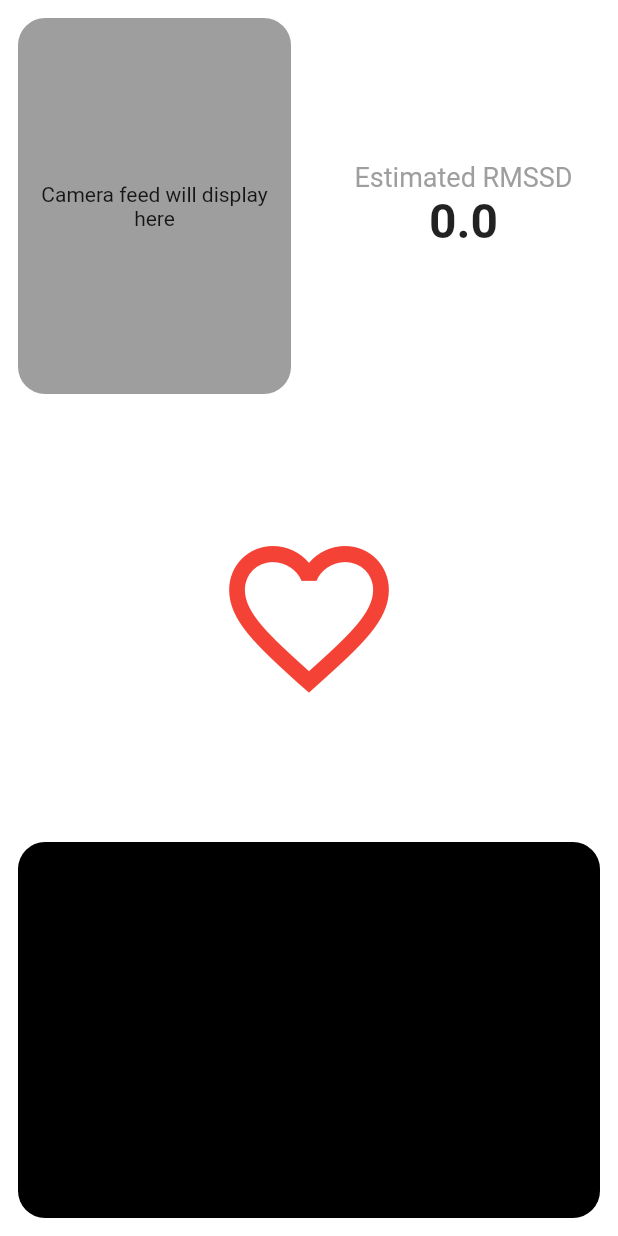
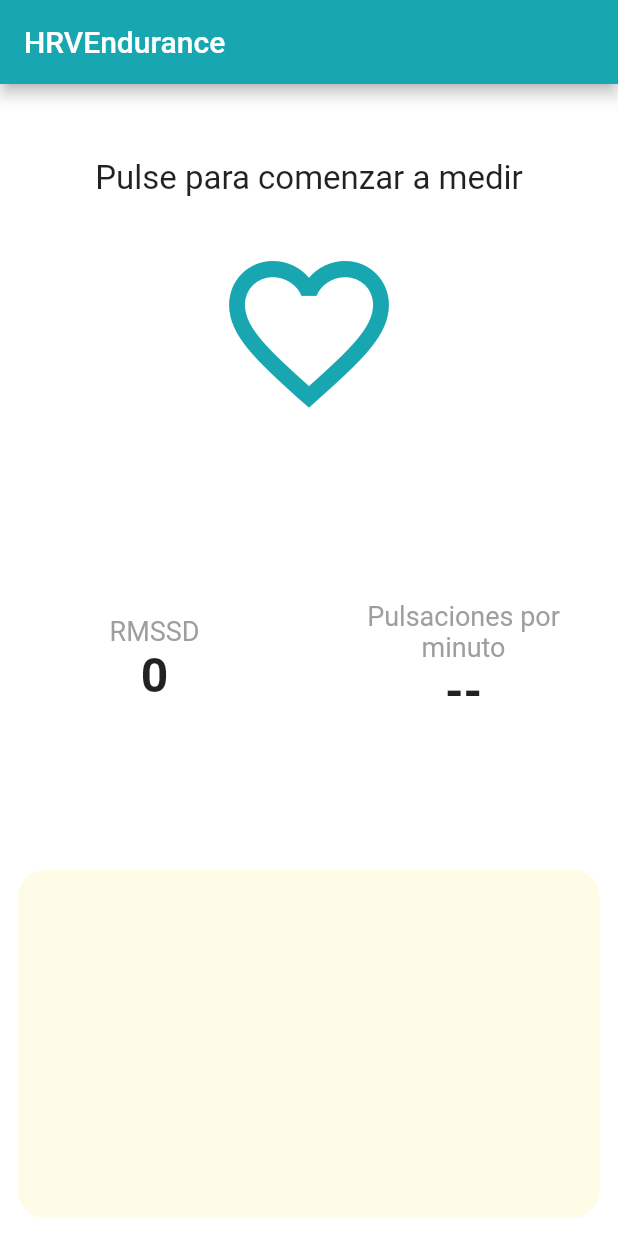
Before and after one commit to senenpalanca/hrvendurance, a Flutter app: the screen it shows after launch, on a phone screen of 412 x 824 dp. Run offline on Flutter 3.47's test engine with Material 2 defaults, Android fonts, the phone set to English and light mode, and no system bars; our stand-ins replace camera, charts_flutter, wakelock.

Commit message:
changed design and added logo app

```diff
--- /dev/null
+++ b/lib/Palette.dart
@@ -0,0 +1,3 @@
+import 'package:flutter/material.dart';
+const hrvEnduranceColor1 = Color.fromRGBO(254, 252, 230, 1.0);
+const hrvEnduranceColor2 = Color.fromRGBO(24, 167, 176, 1.0);
--- a/lib/chart.dart
+++ b/lib/chart.dart
@@ -8,15 +8,24 @@ class Chart extends StatelessWidget {
 
   @override
   Widget build(BuildContext context) {
-    return new charts.TimeSeriesChart([
+
+    Color corporateColor = new Color.fromRGBO(254, 252, 230, 1);
+    return new charts.TimeSeriesChart(
+
+        [
       charts.Series<SensorValue, DateTime>(
         id: 'Values',
-        colorFn: (_, __) => charts.MaterialPalette.green.shadeDefault,
+        colorFn: (_, __) => charts.Color.fromHex(code: "#18A7AD"),
+        areaColorFn:  (_, __) => charts.Color.fromHex(code: "#FEFCE6"),
+        fillColorFn: (_, __) => charts.Color.fromHex(code: "#FEFCE6"),
+        patternColorFn: (_, __) => charts.Color.fromHex(code: "#FEFCE6"),
+
         domainFn: (SensorValue values, _) => values.time,
         measureFn: (SensorValue values, _) => values.value,
         data: _data,
       )
     ],
+
         animate: false,
         primaryMeasureAxis: charts.NumericAxisSpec(
           tickProviderSpec:
--- a/lib/homePage.dart
+++ b/lib/homePage.dart
@@ -1,6 +1,7 @@
 import 'dart:async';
 import 'dart:math';
 
+import 'package:PPG/Palette.dart';
 import 'package:camera/camera.dart';
 import 'package:flutter/material.dart';
 import 'package:wakelock/wakelock.dart';
@@ -22,8 +23,8 @@ class HomePageView extends State<HomePage> with SingleTickerProviderStateMixin {
   double _iconScale = 1;
   int _bpm = 0; // beats per minute
   double _rmssd = 0;
-  int _fs = 60; // sampling frequency (fps)
-  int _windowLen = 60 * 20; // window length to display - 20 seconds
+  int _fs = 30; // sampling frequency (fps)
+  int _windowLen = 30 * 20; // window length to display - 20 seconds
   CameraImage _image; // store the last camera image
   double _avg; // store the average value during calculation
   DateTime _now; // store the now Datetime
@@ -55,16 +56,31 @@ class HomePageView extends State<HomePage> with SingleTickerProviderStateMixin {
 
   @override
   Widget build(BuildContext context) {
+    String rmssdVal = "";
+    try{
+      rmssdVal = _rmssd.round().toString();
+    }catch(Exception){
+      print("ERROR: rmssd=${_rmssd}");
+      rmssdVal = "--";
+    }
     return Scaffold(
+      appBar: AppBar(
+        title: Text("HRVEndurance"),
+        backgroundColor: hrvEnduranceColor2,
+      ),
       backgroundColor: Colors.white,
       body: SafeArea(
         child: Column(
           children: <Widget>[
+
             Expanded(
                 flex: 1,
-                child: Row(
+                child: Column(
                   mainAxisAlignment: MainAxisAlignment.spaceBetween,
                   children: <Widget>[
+                    SizedBox(height: 50,),
+                    Center(child: Text(!_toggled ? "Pulse para comenzar a medir" : "Midiendo...",style: TextStyle(fontSize: 22),),),
+                    /*
                     Expanded(
                       flex: 1,
                       child: Padding(
@@ -106,47 +122,79 @@ class HomePageView extends State<HomePage> with SingleTickerProviderStateMixin {
                           ),
                         ),
                       ),
-                    ),
+                    ),*/
+
                     Expanded(
                       flex: 1,
                       child: Center(
-                          child: Column(
+                          child: Transform.scale(
+                            scale: _iconScale,
+                            child: IconButton(
+
+                              icon:
+                              Icon(_toggled ? Icons.favorite : Icons.favorite_border),
+                              color: hrvEnduranceColor2,
+                              iconSize: 128,
+                              onPressed: () {
+                                if (_toggled) {
+                                  _untoggle();
+                                } else {
+                                  _toggle();
+                                }
+                              },
+                            ),
+                          )),
+                    ),
+                  ],
+                )),
+
+
+            Expanded(
+              child: Row(
+                children: [
+                  Expanded(
+                    flex: 1,
+                    child: Center(
+                      child: Column(
                         mainAxisSize: MainAxisSize.min,
                         crossAxisAlignment: CrossAxisAlignment.center,
                         children: <Widget>[
                           Text(
-                            "Estimated RMSSD",
+                            "RMSSD",
                             style: TextStyle(fontSize: 18, color: Colors.grey),
                           ),
                           Text(
-                            _rmssd.toString(),//(_bpm > 30 && _bpm < 150 ? _bpm.toString() : "--"),
+                            rmssdVal,//(_bpm > 30 && _bpm < 150 ? _bpm.toString() : "--"),
                             style: TextStyle(
                                 fontSize: 32, fontWeight: FontWeight.bold),
                           ),
                         ],
-                      )),
+                      ),
                     ),
-                  ],
-                )),
-            Expanded(
-              flex: 1,
-              child: Center(
-                child: Transform.scale(
-                  scale: _iconScale,
-                  child: IconButton(
-                    icon:
-                        Icon(_toggled ? Icons.favorite : Icons.favorite_border),
-                    color: Colors.red,
-                    iconSize: 128,
-                    onPressed: () {
-                      if (_toggled) {
-                        _untoggle();
-                      } else {
-                        _toggle();
-                      }
-                    },
                   ),
-                ),
+
+                  Expanded(
+                    flex: 1,
+                    child: Center(
+                      child: Column(
+                        mainAxisSize: MainAxisSize.min,
+                        crossAxisAlignment: CrossAxisAlignment.center,
+                        children: <Widget>[
+                          Text(
+                            "Pulsaciones por \nminuto",
+                            textAlign: TextAlign.center,
+                            style: TextStyle(fontSize: 18, color: Colors.grey),
+                          ),
+                          Text(
+                            (_bpm > 30 && _bpm < 150 ? _bpm.toString() : "--"),
+                            style: TextStyle(
+                                fontSize: 32, fontWeight: FontWeight.bold),
+                          ),
+                        ],
+                      ),
+                    ),
+                  ),
+                ],
               ),
             ),
             Expanded(
@@ -157,7 +205,7 @@ class HomePageView extends State<HomePage> with SingleTickerProviderStateMixin {
                     borderRadius: BorderRadius.all(
                       Radius.circular(18),
                     ),
-                    color: Colors.black),
+                    color: Color.fromRGBO(254, 252, 230, 1)),
                 child: Chart(_data),
               ),
             ),
@@ -189,7 +237,7 @@ class HomePageView extends State<HomePage> with SingleTickerProviderStateMixin {
 
       // after is toggled
       _initTimer();
-      _updateBPM();
+      _update();
     });
   }
 
@@ -247,13 +295,8 @@ class HomePageView extends State<HomePage> with SingleTickerProviderStateMixin {
     });
   }
 
-  void _updateBPM() async {
-    // Bear in mind that the method used to calculate the BPM is very rudimentar
-    // feel free to improve it :)
+  void _update() async {
 
-    // Since this function doesn't need to be so "exact" regarding the time it executes,
-    // I only used the a Future.delay to repeat it from time to time.
-    // Ofc you can also use a Timer object to time the callback of this function
     List<SensorValue> _values;
     double _avg;
     int _n;
@@ -265,7 +308,7 @@ class HomePageView extends State<HomePage> with SingleTickerProviderStateMixin {
     int _previous;
     List<int> diffValues = [];
     while (_toggled) {
-      _values = List.from(_data); // create a copy of the current data array
+      _values = List.from(_data);
       _avg = 0;
       _n = _values.length;
 
@@ -291,13 +334,13 @@ class HomePageView extends State<HomePage> with SingleTickerProviderStateMixin {
 
             /*
             CALCULAR BPM
-
+ */
             _counter++;
             _bpm += 60 *
                 1000 /
                 (_values[i].time.millisecondsSinceEpoch - _previous);
 
-             */
+
 
           }
           _previous = _values[i].time.millisecondsSinceEpoch;
--- a/lib/main.dart
+++ b/lib/main.dart
@@ -8,6 +8,7 @@ class MyApp extends StatelessWidget {
   @override
   Widget build(BuildContext context) {
     return MaterialApp(
+      debugShowCheckedModeBanner: false,
       title: 'PPG',
       theme: ThemeData(
         brightness: Brightness.light,
--- a/pubspec.yaml
+++ b/pubspec.yaml
@@ -10,9 +10,10 @@ dependencies:
   flutter:
     sdk: flutter
   cupertino_icons: ^0.1.2
-  charts_flutter: ^0.9.0
+  charts_flutter: ^0.11.0
   wakelock: ^0.1.4+1
   camera: 0.7.0+4
+
 
 dev_dependencies:
   flutter_test:
@@ -22,7 +23,7 @@ dev_dependencies:
 flutter_icons:
   android: "launcher_icon"
   ios: true
-  image_path: "assets/icon.png"
+  image_path: "assets/logo.png"
 
 
 
```
Also changed, not shown: assets/logo.png (added), pubspec.lock, 26 other files.
